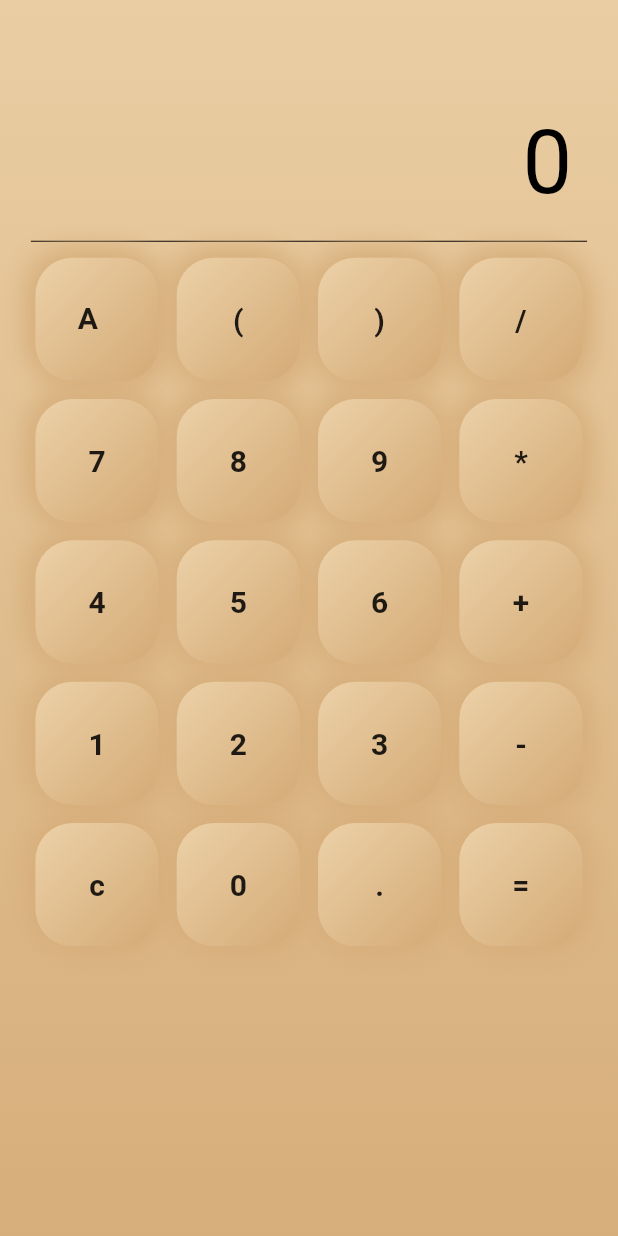
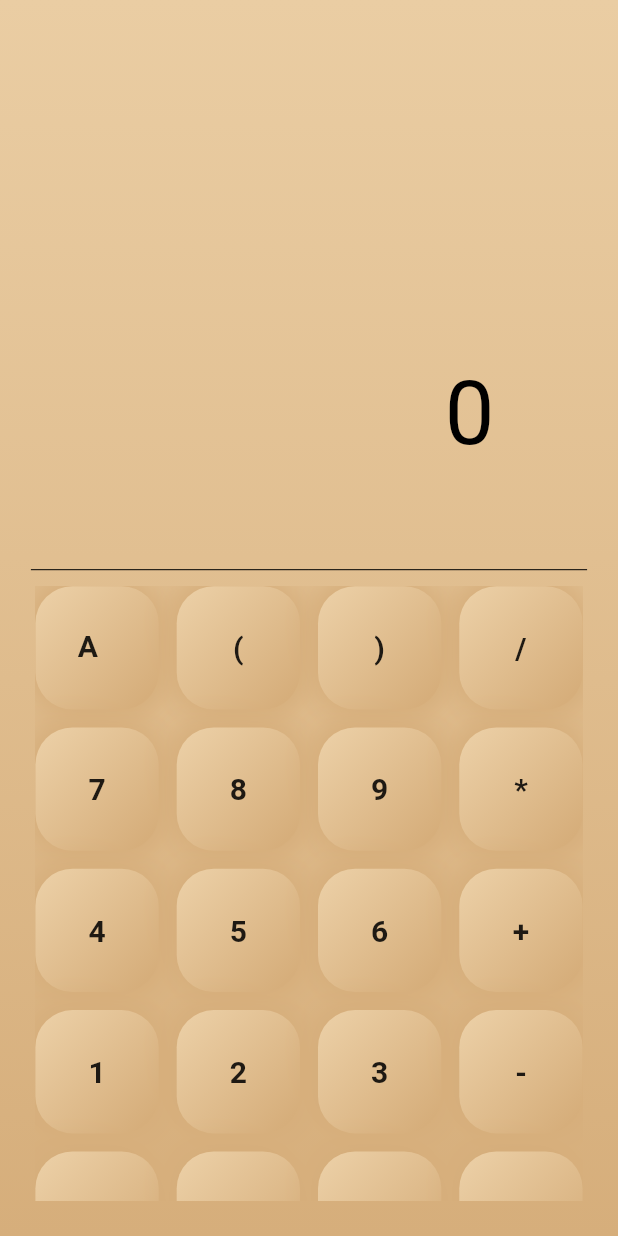
Before and after one commit to AnthonyBeerus/FlutterApp-Calculator, a Flutter app: the screen it shows after launch, on a phone screen of 412 x 824 dp. Run offline on Flutter 3.47's test engine with Material 2 defaults, Android fonts, the phone set to English and light mode, and no system bars.

Commit message:
Improved responsiveness on userInput and results display section

```diff
--- a/lib/pages/home.dart
+++ b/lib/pages/home.dart
@@ -66,7 +66,7 @@ class _HomePageState extends State<HomePage> {
               children: [
                 //userInput display section
                 Container(
-                  padding: EdgeInsets.all(screenWidth * 0.01),
+                  padding: EdgeInsets.all(screenWidth * 0.15),
                   alignment: Alignment.centerRight,
                   child: Text(
                     userInput,
@@ -78,7 +78,7 @@ class _HomePageState extends State<HomePage> {
                 ),
                 //Result Display section
                 Container(
-                  padding: const EdgeInsets.all(10),
+                  padding: EdgeInsets.all(screenWidth * 0.15),
                   alignment: Alignment.centerRight,
                   child: Text(
                     result,
```
